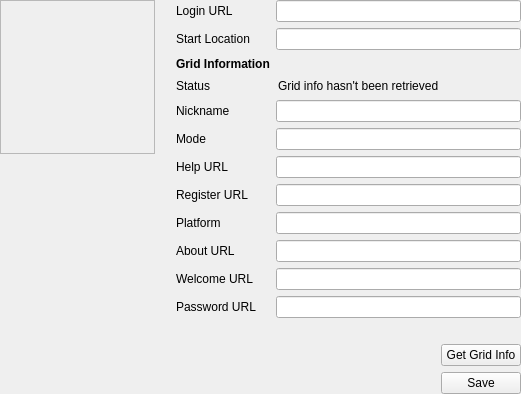
Above: bin/data/ui/ether/world-edit-opensim.ui from realXtend/tundra before the change. Below: the same form after it.
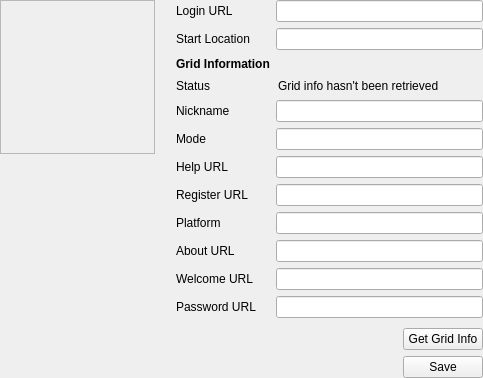
That is the form after the change.

Commit message: Ether bug fixing: animations and painting made better. Should fix semi-transparent states for ether or items being completely hidden. Making animations from sluggish to fast, slow animations were there as hacks, now resising is monitored and info widgets shown only when resizing is done. Small mods to server info/edit widgets.

Patch:
```diff
--- a/bin/data/ui/ether/world-edit-opensim.ui
+++ b/bin/data/ui/ether/world-edit-opensim.ui
@@ -6,8 +6,8 @@
    <rect>
     <x>0</x>
     <y>0</y>
-    <width>521</width>
-    <height>394</height>
+    <width>483</width>
+    <height>378</height>
    </rect>
   </property>
   <property name="windowTitle">
@@ -123,7 +123,7 @@
           <widget class="QLabel" name="gridInfoStatusLabel">
            <property name="minimumSize">
             <size>
-             <width>0</width>
+             <width>200</width>
              <height>16</height>
             </size>
            </property>
```
The commit also changes 9 other files.
